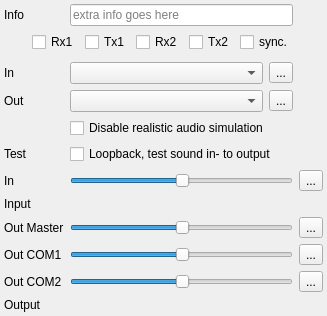
Before: the Qt Designer form src/blackgui/components/audiodevicevolumesetupcomponent.ui in swift-project/pilotclient, drawn with Qt 5.
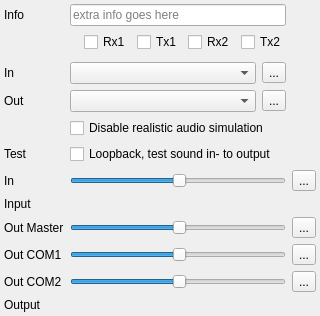
After: the same form once the commit is applied. Icons and pictures are not drawn. Custom widgets are drawn as their Qt base class.

Commit message:
refactor: Remove COM sync button from cockpit page
This setting is simulator specific and can already be adjusted from the
simulator plugin settings. To avoid complexity, it should only be
adjustable from one location. As this setting doesn't need to be
adjusted often inflight, it should be fine to not have it directly
accessible.
This also fixes a previous issue, where a change of the setting within
the simulator plugin settings did not propagated to the cockpit page.

```diff
--- a/src/blackgui/components/audiodevicevolumesetupcomponent.ui
+++ b/src/blackgui/components/audiodevicevolumesetupcomponent.ui
@@ -246,16 +246,6 @@
         </property>
        </widget>
       </item>
-      <item>
-       <widget class="QCheckBox" name="cb_IntegratedWithCom">
-        <property name="toolTip">
-         <string>integrated with sim. cockpit</string>
-        </property>
-        <property name="text">
-         <string>sync.</string>
-        </property>
-       </widget>
-      </item>
      </layout>
     </widget>
    </item>
```
Left out of the diff: 1 changed line with no effect on the pictures. The commit also changes 4 other files.
